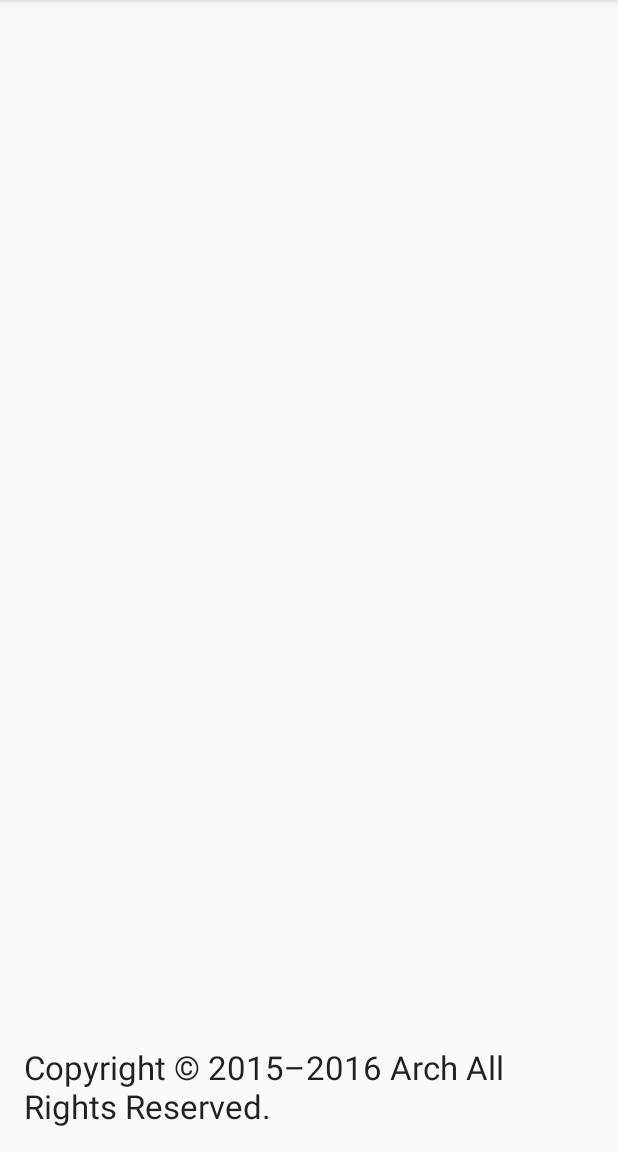
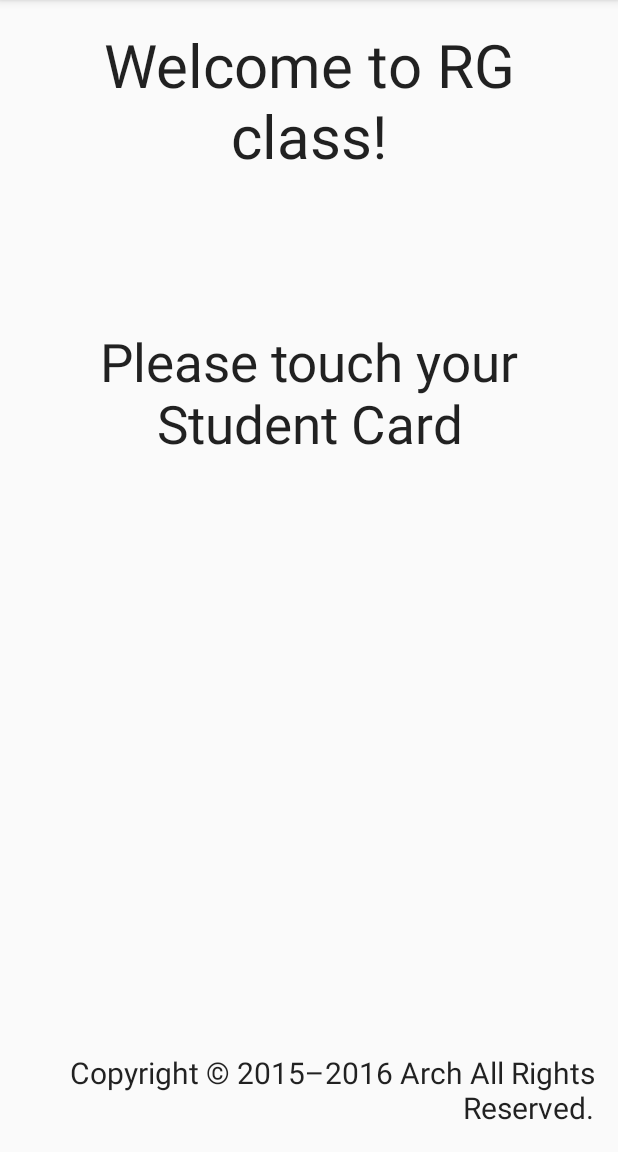
Before and after one commit to sfc-rg/AttendanceSystem, an Android app: the screen it shows after launch (MainActivity), on a phone screen of 412 x 824 dp, the part 84-1236 px from its top. Run offline under Robolectric (Android 15) with nearby library versions, the light colour scheme and no system bars; our stand-ins replace Volley; pictures from the network do not load.

Commit message:
add some textview and set screen orientation as portrait

```diff
--- a/app/src/main/AndroidManifest.xml
+++ b/app/src/main/AndroidManifest.xml
@@ -15,7 +15,8 @@
         android:theme="@style/AppTheme" >
         <activity
             android:name=".MainActivity"
-            android:label="@string/app_name">
+            android:label="@string/app_name"
+            android:screenOrientation="portrait">
             <intent-filter>
                 <action android:name="android.intent.action.MAIN" />
 
--- a/app/src/main/java/jp/ad/wide/sfc/arch/attendancesystem/MainActivity.java
+++ b/app/src/main/java/jp/ad/wide/sfc/arch/attendancesystem/MainActivity.java
@@ -19,6 +19,7 @@ import android.view.MenuItem;
 import android.widget.EditText;
 import android.widget.Toast;
 
+import com.android.volley.DefaultRetryPolicy;
 import com.android.volley.Request;
 import com.android.volley.Response;
 import com.android.volley.VolleyError;
--- a/app/src/main/res/layout/activity_main.xml
+++ b/app/src/main/res/layout/activity_main.xml
@@ -7,12 +7,75 @@
     android:id="@+id/action_settings">
 
     <TextView
+        android:layout_width="fill_parent"
+        android:layout_height="wrap_content"
+        android:textAppearance="?android:attr/textAppearanceLarge"
+        android:text="@string/copyright"
+        android:id="@+id/copyright"
+        android:layout_alignParentBottom="true"
+        android:layout_alignParentEnd="true"
+        android:textSize="20sp"
+        android:gravity="right" />
+
+    <TextView
+        android:layout_width="fill_parent"
+        android:layout_height="wrap_content"
+        android:textAppearance="?android:attr/textAppearanceLarge"
+        android:text="@string/welcome_message"
+        android:id="@+id/welcome_message"
+        android:layout_alignParentTop="true"
+        android:layout_alignParentStart="false"
+        android:textSize="40sp"
+        android:layout_alignParentEnd="false"
+        android:gravity="center_horizontal" />
+
+    <TextView
+        android:layout_width="fill_parent"
+        android:layout_height="wrap_content"
+        android:textAppearance="?android:attr/textAppearanceLarge"
+        android:text="@string/please_touch_message"
+        android:id="@+id/please_touch_message"
+        android:layout_below="@+id/welcome_message"
+        android:layout_centerHorizontal="true"
+        android:layout_marginTop="100dp"
+        android:textSize="35sp"
+        android:gravity="center_horizontal" />
+
+    <TextView
+        android:layout_width="fill_parent"
+        android:layout_height="wrap_content"
+        android:textAppearance="?android:attr/textAppearanceLarge"
+        android:id="@+id/name"
+        android:layout_above="@+id/login_name"
+        android:layout_centerHorizontal="true"
+        android:textSize="40sp"
+        android:gravity="center_horizontal" />
+
+    <TextView
         android:layout_width="wrap_content"
         android:layout_height="wrap_content"
         android:textAppearance="?android:attr/textAppearanceLarge"
-        android:text="@string/copyright"
-        android:id="@+id/textView"
-        android:layout_alignParentBottom="true"
-        android:layout_alignParentEnd="true" />
+        android:id="@+id/login_name"
+        android:layout_centerVertical="true"
+        android:layout_centerHorizontal="true"
+        android:textSize="50sp" />
+
+    <ImageView
+        android:layout_width="fill_parent"
+        android:layout_height="wrap_content"
+        android:id="@+id/icon_image"
+        android:layout_below="@+id/login_name"
+        android:layout_centerHorizontal="true"
+        android:layout_marginTop="10dp" />
+
+    <TextView
+        android:layout_width="fill_parent"
+        android:layout_height="wrap_content"
+        android:textAppearance="?android:attr/textAppearanceLarge"
+        android:id="@+id/attendance_count"
+        android:layout_below="@+id/icon_image"
+        android:layout_alignParentEnd="true"
+        android:gravity="right"
+        android:textSize="24sp" />
 
 </RelativeLayout>
--- a/app/src/main/res/values/strings.xml
+++ b/app/src/main/res/values/strings.xml
@@ -2,7 +2,10 @@
     <string name="app_name">AttendanceSystem</string>
 
     <string name="action_settings">Reset Access Token</string>
+    <string name="welcome_message">Welcome to RG class!</string>
     <string name="error_nfc_nosupport">NFC is not supported on this device.</string>
     <string name="error_nfc_disable">NFC is not available on this device.</string>
     <string name="copyright">Copyright &#169; 2015&#8211;2016 Arch All Rights Reserved.</string>
+    <string name="please_touch_message">Please touch your Student Card</string>
+
 </resources>
```
